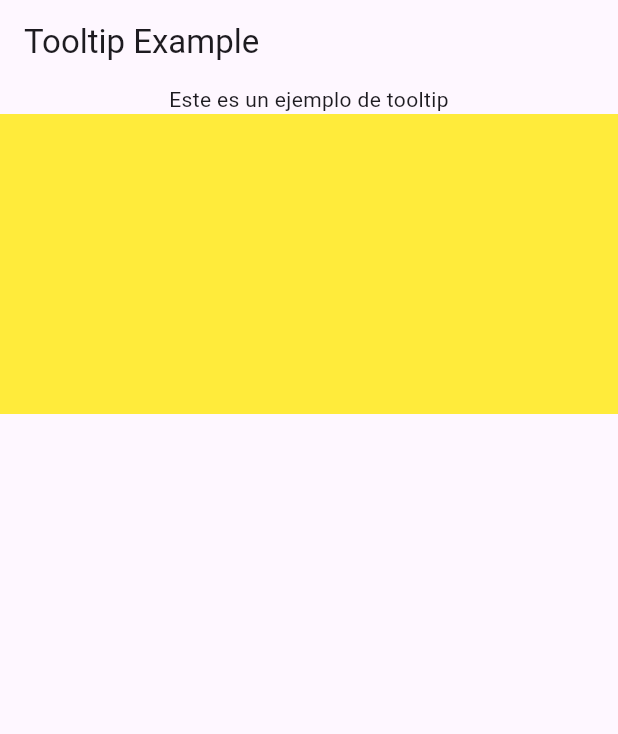
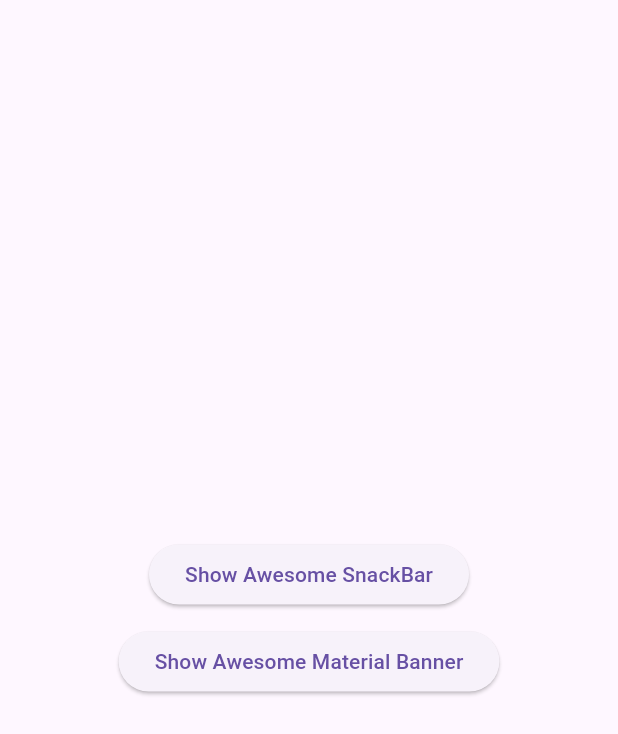
Before and after one commit to Sys-SQ/Example_flutter_lottie_animated_text_kit, a Flutter app: the screen it shows after launch, on a phone screen of 412 x 824 dp. Shown: the top 734 px of the screen. Run offline on Flutter 3.47's test engine with Material 3 defaults, Android fonts, the light colour scheme and no system bars; our stand-ins replace animated_text_kit, awesome_snackbar_content, lottie, wakelock.

Commit message:
ejemplo de awesome_anckbar

```diff
--- a/lib/main.dart
+++ b/lib/main.dart
@@ -1,6 +1,7 @@
 import 'package:flutter/material.dart';
 import 'package:lottie/lottie.dart';
 import 'package:lottie_example/pages/ImageFiltered/imageFilter.dart';
+import 'package:lottie_example/pages/awesome_snackbar_content/awesome_snackbar.dart';
 import 'package:lottie_example/pages/backdropFilter/backdrop.dart';
 import 'package:lottie_example/pages/fade_transition/fadeTransition.dart';
 import 'package:lottie_example/pages/lottie/lottie.dart';
@@ -22,7 +23,8 @@ class MyApp extends StatelessWidget {
         // body: FadeTransitionExample(),
         // body: WakelockExample(),
         // body: ImageFilteredExample(),
-        body: TooltipExample(),
+        // body: TooltipExample(),
+        body: AwesomeSnackBarContend(),
       ),
     );
   }
--- /dev/null
+++ b/lib/pages/awesome_snackbar_content/awesome_snackbar.dart
@@ -0,0 +1,42 @@
+import 'package:awesome_snackbar_content/awesome_snackbar_content.dart';
+import 'package:flutter/material.dart';
+import 'package:lottie_example/pages/awesome_snackbar_content/llama_snackbar_contend.dart';
+
+class AwesomeSnackBarContend extends StatelessWidget {
+  const AwesomeSnackBarContend({super.key});
+
+  @override
+  Widget build(BuildContext context) {
+    return Scaffold(
+      body: Center(
+        child: Column(
+          mainAxisSize: MainAxisSize.min,
+          children: [
+            ElevatedButton(
+              child: const Text('Show Awesome SnackBar'),
+              onPressed: () {
+                final snackBar = snackBarMessage(color: ContentType.failure);
+
+                ScaffoldMessenger.of(context)
+                  ..hideCurrentSnackBar()
+                  ..showSnackBar(snackBar);
+              },
+            ),
+            const SizedBox(height: 10),
+            ElevatedButton(
+              child: const Text('Show Awesome Material Banner'),
+              onPressed: () {
+                /// change contentType to ContentType.success, ContentType.warning or ContentType.help for variants
+                final materialBanner =
+                    messageBannerTop(color: ContentType.failure);
+                ScaffoldMessenger.of(context)
+                  ..hideCurrentMaterialBanner()
+                  ..showMaterialBanner(materialBanner);
+              },
+            ),
+          ],
+        ),
+      ),
+    );
+  }
+}
--- /dev/null
+++ b/lib/pages/awesome_snackbar_content/llama_snackbar_contend.dart
@@ -0,0 +1,50 @@
+// Metodo de tipó SnackBar
+
+import 'package:awesome_snackbar_content/awesome_snackbar_content.dart';
+import 'package:flutter/material.dart';
+
+SnackBar snackBarMessage(
+    {String title = 'titulo',
+    String message = 'Mensaje',
+    required ContentType color}) {
+  return SnackBar(
+    /// need to set following properties for best effect of awesome_snackbar_content
+    elevation: 0,
+    behavior: SnackBarBehavior.floating,
+    backgroundColor: Colors.transparent,
+    content: AwesomeSnackbarContent(
+      title: title,
+      message: message,
+
+      /// change contentType to ContentType.success, ContentType.warning or ContentType.help for variants
+      /// Red
+      // contentType:ContentType.failure,
+      //  blue
+      // contentType:ContentType.help,
+      // Green
+      // contentType:ContentType.success,
+      // Orange
+      contentType: color,
+    ),
+  );
+}
+
+MaterialBanner messageBannerTop(
+    {String title = 'titulo',
+    String message = 'Mensaje',
+    required ContentType color}) {
+  return MaterialBanner(
+    /// need to set following properties for best effect of awesome_snackbar_content
+    elevation: 0,
+    backgroundColor: Colors.transparent,
+    forceActionsBelow: true,
+    content: AwesomeSnackbarContent(
+      title: title,
+      message: message,
+      contentType: color,
+      // to configure for material banner
+      inMaterialBanner: true,
+    ),
+    actions: const [SizedBox.shrink()],
+  );
+}
--- a/pubspec.yaml
+++ b/pubspec.yaml
@@ -8,6 +8,7 @@ environment:
 
 dependencies:
   animated_text_kit: ^4.2.2
+  awesome_snackbar_content: ^0.1.2
   flutter:
     sdk: flutter
   flutter_native_splash: ^2.4.0
```
Also changed, not shown: pubspec.lock.
